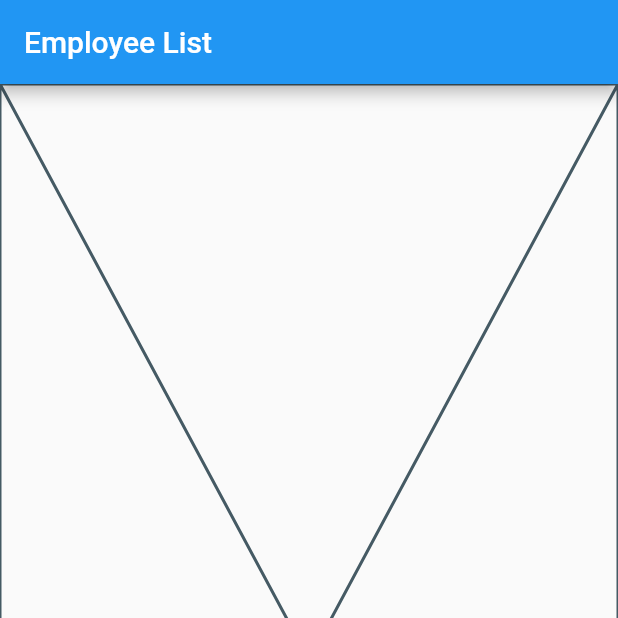
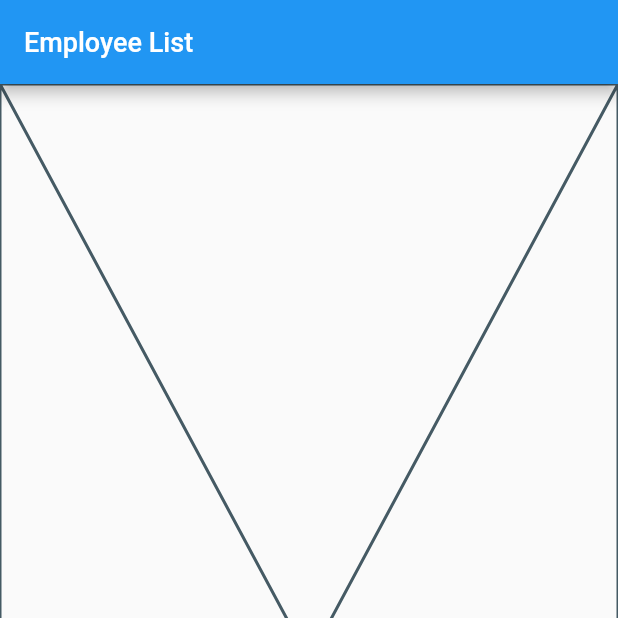
Before and after one commit to poorvasha/employee_management, a Flutter app: the screen it shows after launch, on a phone screen of 412 x 824 dp, the top half of it. Run offline on Flutter 3.47's test engine with Material 2 defaults, Android fonts, the phone set to English and light mode, and no system bars; our stand-ins replace flutter_svg; missing offline and left inert: dart:js.

Commit message:
create widgets for the app
- create widget for input field
- create widget for button
- create widget for employee details item
- add data model for input field, button and employee details
- add app icons and create a class contains all icons path in a variable to acess from anywhere and to maintain icons
- add extraLightGray color and replace final to const keyword for appcolors variables

```diff
--- a/lib/configs/resouces.dart
+++ b/lib/configs/resouces.dart
@@ -2,16 +2,35 @@ import 'package:flutter/material.dart';
 
 class AppResources {
   static const EdgeInsets screenPadding = EdgeInsets.fromLTRB(16, 24, 16, 24);
+  static double width =
+      MediaQueryData.fromWindow(WidgetsBinding.instance.window).size.width;
+  static double height =
+      MediaQueryData.fromWindow(WidgetsBinding.instance.window).size.height;
+
+  static ThemeData appThemeData = ThemeData(
+    fontFamily: 'Roboto',
+    inputDecorationTheme: const InputDecorationTheme(
+      prefixIconColor: AppColors.primaryColor,
+      suffixIconColor: AppColors.primaryColor,
+      enabledBorder: OutlineInputBorder(
+        borderSide: BorderSide(width: 1, color: AppColors.extraLightgray),
+      ),
+      focusedBorder: OutlineInputBorder(
+        borderSide: BorderSide(width: 1, color: AppColors.extraLightgray),
+      ),
+    ),
+  );
 }
 
 // #region Colors
 class AppColors {
-  static final Color primaryColor = Color(0xFF1DA1F2);
-  static final Color secondaryColor = Color(0xFF323238);
-  static final Color white = Color(0xFfffffff);
-  static final Color lightgray = Color(0xFF949C9E);
-  static final Color lightBlue = Color(0xFFEDF8FF);
-  static final Color red = Color(0xFFF34642);
+  static const Color primaryColor = Color(0xFF1DA1F2);
+  static const Color secondaryColor = Color(0xFF323238);
+  static const Color white = Color(0xFfffffff);
+  static const Color lightgray = Color(0xFF949C9E);
+  static const Color lightBlue = Color(0xFFEDF8FF);
+  static const Color red = Color(0xFFF34642);
+  static const Color extraLightgray = Color(0xFFE5E5E5);
 }
 // #endregion
 
@@ -36,3 +55,14 @@ class AppTextStyles {
       const TextStyle(fontSize: 16, fontWeight: FontWeight.w400);
 }
 // #endregion
+
+// #region app icons
+class AppIcons {
+  static const String add = "assets/icons/add.svg";
+  static const String calender = "assets/icons/calender.svg";
+  static const String delete = "assets/icons/delete.svg";
+  static const String downArrow = "assets/icons/down_arrow.svg";
+  static const String job = "assets/icons/job.svg";
+  static const String person = "assets/icons/person.svg";
+  static const String rightArrow = "assets/icons/right_arrow.svg";
+}
--- a/lib/configs/routes.dart
+++ b/lib/configs/routes.dart
@@ -1,5 +1,6 @@
 import 'dart:js';
 
+import 'package:empolyee_management/screens/home_screen.dart';
 import 'package:flutter/material.dart';
 
 import '../main.dart';
@@ -15,7 +16,7 @@ class Routes {
   static Route<dynamic> generateRoutesWithParams(RouteSettings settings) {
     return MaterialPageRoute(
         builder: ((context) =>
-            MyHomePage(title: settings.arguments as String)));
+            HomeScreen(title: settings.arguments as String)));
   }
 
   static Map<String, Widget Function(BuildContext)>
--- a/lib/main.dart
+++ b/lib/main.dart
@@ -1,4 +1,5 @@
 import 'package:empolyee_management/configs/resouces.dart';
+import 'package:empolyee_management/screens/home_screen.dart';
 import 'package:flutter/material.dart';
 import 'package:flutter/services.dart';
 
@@ -17,30 +18,10 @@ class MyApp extends StatelessWidget {
     ));
     return MaterialApp(
       title: 'Employee List',
-      theme: ThemeData(fontFamily: 'Roboto'),
-      home: const MyHomePage(title: 'Employee List'),
+      theme: AppResources.appThemeData,
+      home: const HomeScreen(title: 'Employee List'),
       debugShowCheckedModeBanner: false,
       showSemanticsDebugger: false,
     );
   }
 }
-
-class MyHomePage extends StatefulWidget {
-  const MyHomePage({super.key, required this.title});
-  final String title;
-
-  @override
-  State<MyHomePage> createState() => _MyHomePageState();
-}
-
-class _MyHomePageState extends State<MyHomePage> {
-  @override
-  Widget build(BuildContext context) {
-    return Scaffold(
-      appBar: AppBar(
-        title: Text(widget.title),
-      ),
-      body: Placeholder(),
-    );
-  }
-}
--- /dev/null
+++ b/lib/screens/home_screen.dart
@@ -0,0 +1,26 @@
+import 'package:empolyee_management/configs/resouces.dart';
+import 'package:empolyee_management/models/button_model.dart';
+import 'package:empolyee_management/widgets/input_field.dart';
+import 'package:flutter/material.dart';
+
+import '../models/empoloyee_details_model.dart';
+import '../models/input_field_model.dart';
+import '../widgets/button.dart';
+import '../widgets/employee_detail.dart';
+
+class HomeScreen extends StatelessWidget {
+  const HomeScreen({super.key, required this.title});
+  final String title;
+
+  @override
+  Widget build(BuildContext context) {
+    return Scaffold(
+        appBar: AppBar(
+          title: Text(
+            title,
+            style: AppTextStyles.mediumRoboto18,
+          ),
+        ),
+        body: const Placeholder());
+  }
+}
--- a/pubspec.yaml
+++ b/pubspec.yaml
@@ -34,6 +34,7 @@ dependencies:
   # The following adds the Cupertino Icons font to your application.
   # Use with the CupertinoIcons class for iOS style icons.
   cupertino_icons: ^1.0.2
+  flutter_svg: ^2.0.5
 
 dev_dependencies:
   flutter_test:
@@ -59,6 +60,8 @@ flutter:
   # To add assets to your application, add an assets section, like this:
   assets:
     - assets/images/
+    - assets/fonts/
+    - assets/icons/
   fonts:
     - family: Roboto
       fonts:
```
Also changed, not shown: lib/models/button_model.dart (added, +27 -0 lines), lib/models/empoloyee_details_model.dart (added, +12 -0 lines), lib/models/input_field_model.dart (added, +28 -0 lines), lib/utils/app_helper.dart (+13 -0 lines), lib/widgets/button.dart (added, +35 -0 lines), lib/widgets/employee_detail.dart (added, +37 -0 lines), lib/widgets/input_field.dart (added, +28 -0 lines), assets/icons/add.svg (added), assets/icons/calender.svg (added), assets/icons/delete.svg (added), assets/icons/down_arrow.svg (added), assets/icons/job.svg (added), assets/icons/person.svg (added), assets/icons/right_arrow.svg (added), 1 more files.
